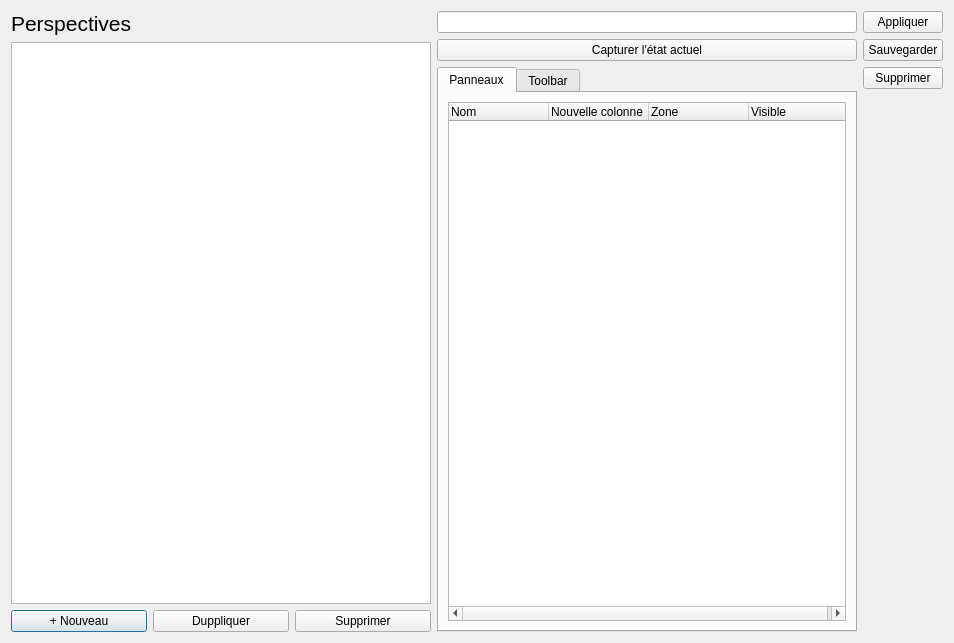
Above: ui/main_window.ui from AdnanBenaboud/QWorkspaceSwitcher before the change. Below: the same form after it.
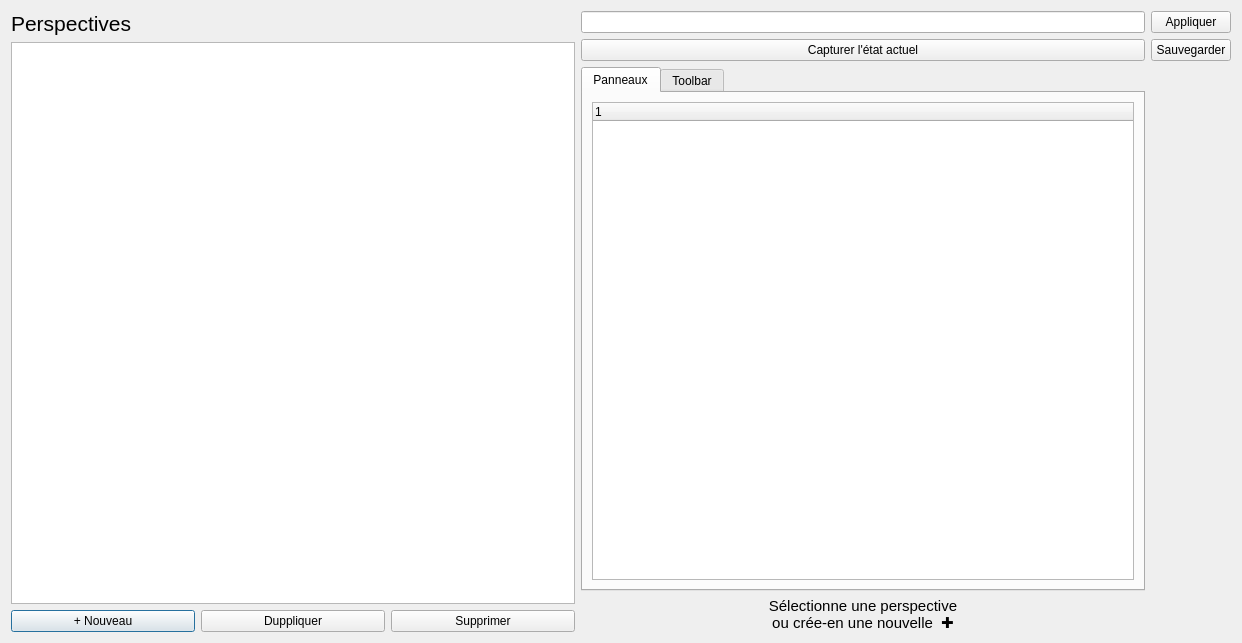
That is the form after the change.

What changed in the file:
```diff
--- a/ui/main_window.ui
+++ b/ui/main_window.ui
@@ -6,7 +6,7 @@
    <rect>
     <x>0</x>
     <y>0</y>
-    <width>954</width>
+    <width>1242</width>
     <height>643</height>
    </rect>
   </property>
@@ -16,6 +16,9 @@
   <layout class="QHBoxLayout" name="horizontalLayout">
    <item>
     <layout class="QVBoxLayout" name="verticalLayout">
+     <property name="sizeConstraint">
+      <enum>QLayout::SetMinimumSize</enum>
+     </property>
      <item>
       <widget class="QLabel" name="label">
        <property name="font">
@@ -31,7 +34,11 @@
       </widget>
      </item>
      <item>
-      <widget class="QListWidget" name="listWidget"/>
+      <widget class="QListWidget" name="listPerspectives">
+       <property name="resizeMode">
+        <enum>QListView::Fixed</enum>
+       </property>
+      </widget>
      </item>
      <item>
       <layout class="QHBoxLayout" name="horizontalLayout_5" stretch="0,0,0">
@@ -83,28 +90,7 @@
         </attribute>
         <layout class="QVBoxLayout" name="verticalLayout_3">
          <item>
-          <widget class="QTreeWidget" name="treeWidget">
-           <column>
-            <property name="text">
-             <string notr="true">Nom</string>
-            </property>
-           </column>
-           <column>
-            <property name="text">
-             <string>Nouvelle colonne</string>
-            </property>
-           </column>
-           <column>
-            <property name="text">
-             <string>Zone</string>
-            </property>
-           </column>
-           <column>
-            <property name="text">
-             <string>Visible</string>
-            </property>
-           </column>
-          </widget>
+          <widget class="QTreeWidget" name="treeDocks"/>
          </item>
         </layout>
        </widget>
@@ -145,6 +131,25 @@
        </widget>
       </widget>
      </item>
+     <item>
+      <widget class="QLabel" name="labelPlaceholder">
+       <property name="font">
+        <font>
+         <pointsize>11</pointsize>
+        </font>
+       </property>
+       <property name="layoutDirection">
+        <enum>Qt::LeftToRight</enum>
+       </property>
+       <property name="text">
+        <string>Sélectionne une perspective
+ou crée-en une nouvelle  ✚</string>
+       </property>
+       <property name="alignment">
+        <set>Qt::AlignCenter</set>
+       </property>
+      </widget>
+     </item>
     </layout>
    </item>
    <item>
@@ -163,13 +168,6 @@
        </property>
       </widget>
      </item>
-     <item>
-      <widget class="QPushButton" name="pushButton_4">
-       <property name="text">
-        <string>Supprimer</string>
-       </property>
-      </widget>
-     </item>
      <item>
       <spacer name="verticalSpacer">
        <property name="orientation">
```
Left out of the diff: 37 changed lines with no effect on the pictures.
